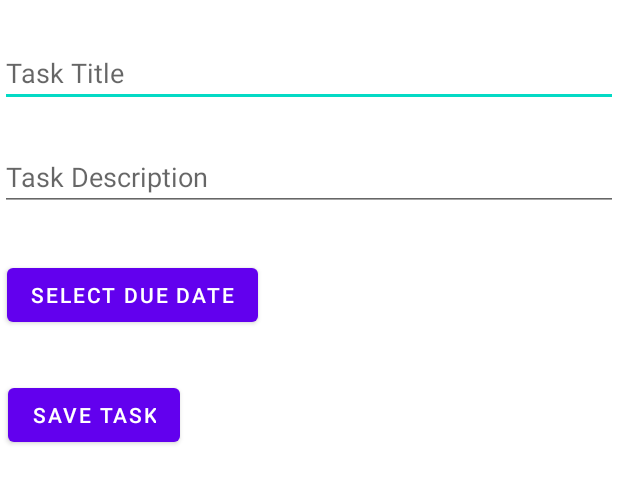
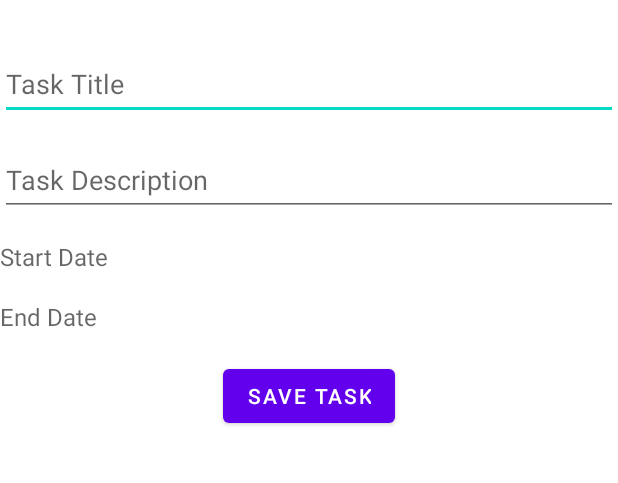
Before and after one commit to NotedSalmon/FreshMind, an Android app: the layout activity_create_task.xml on its own in the app's theme, with its tools: preview values and no code run, on a phone screen of 412 x 824 dp. Shown: the top 483 px of the screen. Run offline under Robolectric (Android 15) with nearby library versions, the phone set to English and light mode, and no system bars; Roboto replaces fonts that are not available here.

Commit message:
Users can now Created/Edit/Delete tasks.
Next Step is implementing robust measures and adding it to calendar.

```diff
--- a/app/build.gradle.kts
+++ b/app/build.gradle.kts
@@ -51,6 +51,7 @@ dependencies {
     implementation("androidx.navigation:navigation-fragment-ktx:2.7.6")
     implementation ("androidx.preference:preference-ktx:1.1.1")
     implementation("androidx.navigation:navigation-ui-ktx:2.7.6")
+    implementation("androidx.swiperefreshlayout:swiperefreshlayout:1.1.0")
     testImplementation("junit:junit:4.13.2")
     androidTestImplementation("androidx.test.ext:junit:1.1.5")
     androidTestImplementation("androidx.test.espresso:espresso-core:3.5.1")
--- a/app/src/main/AndroidManifest.xml
+++ b/app/src/main/AndroidManifest.xml
@@ -26,7 +26,8 @@
         <activity android:name=".Authentication.User_Register"/>
         <activity android:name=".UI.Starter"
             android:theme="@style/Theme.FreshMind.NoActionBar"/>
-        <activity android:name="com.example.freshmind.UI.Task.TaskList_AddTaskFragment" />
+        <activity android:name="com.example.freshmind.UI.Task.TaskList_AddTask" />
+        <activity android:name="com.example.freshmind.UI.Task.TaskList_EditTask" />
 
 
     </application>
--- a/app/src/main/java/com/example/freshmind/Database/Task_DataFiles.kt
+++ b/app/src/main/java/com/example/freshmind/Database/Task_DataFiles.kt
@@ -7,8 +7,8 @@ data class Task_DataFiles(
     val userID: Int,
     val taskTitle: String,
     val taskDescription: String,
-    val startTime: LocalDateTime?,
-    val endTime: LocalDateTime?,
+    val startTime: String,
+    val endTime: String,
     val dateModified: LocalDateTime?
 )
 {
--- a/app/src/main/res/layout/activity_create_task.xml
+++ b/app/src/main/res/layout/activity_create_task.xml
@@ -1,5 +1,6 @@
 <?xml version="1.0" encoding="utf-8"?>
-<androidx.constraintlayout.widget.ConstraintLayout xmlns:android="http://schemas.android.com/apk/res/android"
+<androidx.constraintlayout.widget.ConstraintLayout
+    xmlns:android="http://schemas.android.com/apk/res/android"
     xmlns:app="http://schemas.android.com/apk/res-auto"
     xmlns:tools="http://schemas.android.com/tools"
     android:layout_width="match_parent"
@@ -9,44 +10,59 @@
         android:id="@+id/txtCreateTask_Title"
         android:layout_width="match_parent"
         android:layout_height="wrap_content"
-        android:layout_marginTop="26dp"
+        android:layout_marginTop="32dp"
         android:hint="Task Title"
         android:inputType="text"
+        android:minHeight="48dp"
         app:layout_constraintEnd_toEndOf="parent"
+        app:layout_constraintStart_toStartOf="parent"
         app:layout_constraintTop_toTopOf="parent" />
 
     <EditText
         android:id="@+id/txtCreateTask_Description"
         android:layout_width="match_parent"
         android:layout_height="wrap_content"
-        android:layout_below="@id/txtCreateTask_Title"
-        android:layout_marginTop="24dp"
+        android:layout_marginTop="16dp"
         android:hint="Task Description"
         android:inputType="textMultiLine"
+        android:minHeight="48dp"
         app:layout_constraintEnd_toEndOf="parent"
+        app:layout_constraintStart_toStartOf="parent"
         app:layout_constraintTop_toBottomOf="@+id/txtCreateTask_Title" />
 
-    <Button
-        android:id="@+id/buttonSelectDate"
-        android:layout_width="wrap_content"
+    <TextView
+        android:id="@+id/txtCreateTask_StartDate"
+        android:layout_width="0dp"
         android:layout_height="wrap_content"
-        android:layout_below="@id/txtCreateTask_Description"
-        android:layout_marginTop="32dp"
-        android:layout_marginEnd="240dp"
-        android:text="Select Due Date"
+        android:layout_marginTop="16dp"
+        android:hint="Start Date"
+        android:minHeight="24dp"
+        android:textSize="16sp"
         app:layout_constraintEnd_toEndOf="parent"
+        app:layout_constraintStart_toStartOf="parent"
         app:layout_constraintTop_toBottomOf="@+id/txtCreateTask_Description" />
+
+    <TextView
+        android:id="@+id/txtCreateTask_EndDate"
+        android:layout_width="0dp"
+        android:layout_height="wrap_content"
+        android:layout_marginTop="16dp"
+        android:hint="End Date"
+        android:minHeight="24dp"
+        android:textSize="16sp"
+        app:layout_constraintEnd_toEndOf="parent"
+        app:layout_constraintStart_toStartOf="parent"
+        app:layout_constraintTop_toBottomOf="@+id/txtCreateTask_StartDate" />
 
     <Button
         android:id="@+id/buttonSaveTask"
         android:layout_width="wrap_content"
         android:layout_height="wrap_content"
-        android:layout_below="@id/buttonSelectDate"
-        android:layout_marginTop="32dp"
-        android:layout_marginEnd="292dp"
+        android:layout_marginTop="16dp"
         android:text="Save Task"
-        android:onClick="btnBackToFragment"
+        android:onClick="btnAddTask"
         app:layout_constraintEnd_toEndOf="parent"
-        app:layout_constraintTop_toBottomOf="@+id/buttonSelectDate" />
+        app:layout_constraintStart_toStartOf="parent"
+        app:layout_constraintTop_toBottomOf="@+id/txtCreateTask_EndDate" />
 
 </androidx.constraintlayout.widget.ConstraintLayout>
--- a/app/src/main/res/navigation/mobile_navigation.xml
+++ b/app/src/main/res/navigation/mobile_navigation.xml
@@ -34,7 +34,7 @@
         tools:layout="@layout/fragment_settings" />
     <fragment
         android:id="@+id/nav_create_task"
-        android:name="com.example.freshmind.UI.Task.TaskList_AddTaskFragment"
+        android:name="com.example.freshmind.UI.Task.TaskList_AddTask"
         android:label="Create Task Page"
         tools:layout="@layout/fragment_create_task" />
 
```
Also changed, not shown: app/src/main/java/com/example/freshmind/Database/DBHelper.kt (+55 -19 lines), app/src/main/java/com/example/freshmind/UI/Task/TaskListAdapter.kt (+23 -7 lines), app/src/main/java/com/example/freshmind/UI/Task/TaskListFragment.kt (+48 -16 lines), app/src/main/java/com/example/freshmind/UI/Task/TaskList_AddTask.kt (added, +112 -0 lines), app/src/main/java/com/example/freshmind/UI/Task/TaskList_AddTaskFragment.kt (deleted, +0 -28 lines), app/src/main/java/com/example/freshmind/UI/Task/TaskList_EditTask.kt (added, +58 -0 lines), app/src/main/res/layout/activity_edit_task.xml (added, +29 -0 lines), app/src/main/res/layout/fragment_tasks.xml (+10 -7 lines).
